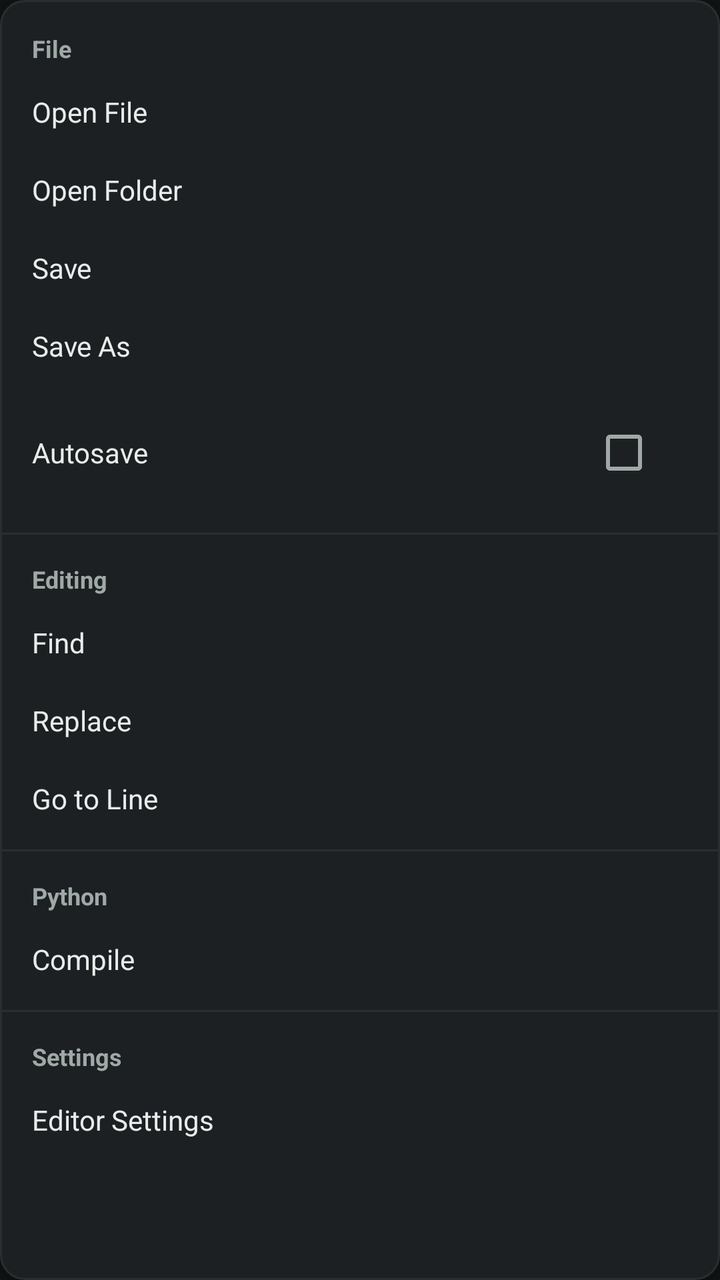
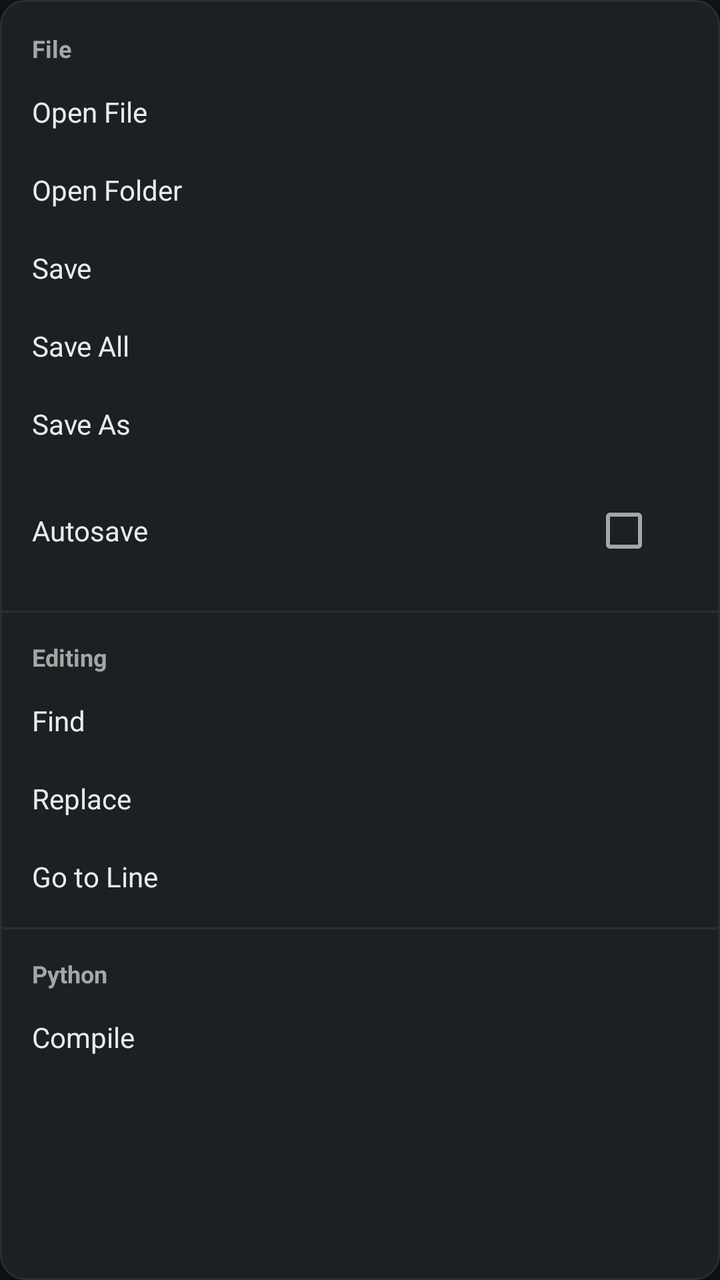

The first picture is an Android layout as it rendered before a commit; the second is the same layout after the commit. The layout source and the unified diff follow.
<!-- AndroidManifest.xml: application theme Theme.PyEdit -->
<!-- res/layout/popup_menu.xml -->
<?xml version="1.0" encoding="utf-8"?>
<LinearLayout xmlns:android="http://schemas.android.com/apk/res/android"
    android:layout_width="wrap_content"
    android:minWidth="200dp"
    android:layout_height="wrap_content"
    android:orientation="vertical"
    android:background="@drawable/popup_bg"
    android:elevation="8dp"
    android:paddingTop="8dp"
    android:paddingBottom="8dp">

    <TextView android:text="@string/menu_file" style="@style/PopupMenuSectionLabel" />
    <TextView android:id="@+id/menu_item_open_file" android:text="@string/open_file" style="@style/PopupMenuItem" />
    <TextView android:id="@+id/menu_item_open_folder" android:text="@string/open_folder" style="@style/PopupMenuItem" />
    <TextView android:id="@+id/menu_item_save" android:text="@string/menu_save" style="@style/PopupMenuItem" />
    <TextView android:id="@+id/menu_item_save_as" android:text="@string/menu_save_as" style="@style/PopupMenuItem" />

    <LinearLayout
        android:id="@+id/menu_item_autosave"
        style="@style/PopupMenuItemRow">
        <TextView
            android:layout_width="0dp"
            android:layout_height="wrap_content"
            android:layout_weight="1"
            android:text="@string/menu_autosave"
            android:textColor="@color/text_normal"
            android:textSize="14sp" />
        
        <CheckBox
            android:id="@+id/checkbox_autosave"
            android:layout_width="wrap_content"
            android:layout_height="wrap_content"
            android:buttonTint="@color/accent_grey" />
    </LinearLayout>

    <View style="@style/PopupMenuDivider" />

    <TextView android:text="@string/menu_editing" style="@style/PopupMenuSectionLabel" />
    <TextView android:id="@+id/menu_item_find" android:text="@string/menu_find" style="@style/PopupMenuItem" />
    <TextView android:id="@+id/menu_item_replace" android:text="@string/menu_replace" style="@style/PopupMenuItem" />
    <TextView android:id="@+id/menu_item_go_to_line" android:text="@string/menu_go_to_line" style="@style/PopupMenuItem" />

    <View style="@style/PopupMenuDivider" />

    <TextView android:text="@string/menu_python" style="@style/PopupMenuSectionLabel" />
    <TextView android:id="@+id/menu_item_compile" android:text="@string/menu_compile" style="@style/PopupMenuItem" />

    <View style="@style/PopupMenuDivider" />

    <TextView android:text="@string/menu_settings" style="@style/PopupMenuSectionLabel" />
    <TextView android:id="@+id/menu_item_editor_settings" android:text="@string/menu_editor_settings" style="@style/PopupMenuItem" />

</LinearLayout>
<!-- resources referenced by this layout -->
<resources>
  <color name="accent_grey">#A0A9A6</color>
  <color name="text_normal">#E8ECEA</color>
  <!-- drawable popup_bg (drawable) -->
  <?xml version="1.0" encoding="utf-8"?>
  <shape xmlns:android="http://schemas.android.com/apk/res/android"
      android:shape="rectangle">
      <solid android:color="@color/popup_background" />
      <corners android:radius="12dp" />
      <stroke
          android:width="1dp"
          android:color="@color/border_divider" />
  </shape>
  <string name="menu_autosave">Autosave</string>
  <string name="menu_compile">Compile</string>
  <string name="menu_editing">Editing</string>
  <string name="menu_editor_settings">Editor Settings</string>
  <string name="menu_file">File</string>
  <string name="menu_find">Find</string>
  <string name="menu_go_to_line">Go to Line</string>
  <string name="menu_python">Python</string>
  <string name="menu_replace">Replace</string>
  <string name="menu_save">Save</string>
  <string name="menu_save_as">Save As</string>
  <string name="menu_settings">Settings</string>
  <string name="open_file">Open File</string>
  <string name="open_folder">Open Folder</string>
  <style name="PopupMenuDivider">
          <item name="android:layout_width">match_parent</item>
          <item name="android:layout_height">1dp</item>
          <item name="android:layout_marginTop">6dp</item>
          <item name="android:layout_marginBottom">6dp</item>
          <item name="android:background">@color/border_divider</item>
      </style>
  <style name="PopupMenuItem">
          <item name="android:layout_width">match_parent</item>
          <item name="android:layout_height">wrap_content</item>
          <item name="android:paddingStart">16dp</item>
          <item name="android:paddingEnd">16dp</item>
          <item name="android:paddingTop">10dp</item>
          <item name="android:paddingBottom">10dp</item>
          <item name="android:textColor">@color/text_normal</item>
          <item name="android:textSize">14sp</item>
          <item name="android:background">?attr/selectableItemBackground</item>
          <item name="android:clickable">true</item>
          <item name="android:focusable">true</item>
      </style>
  <style name="PopupMenuItemRow">
          <item name="android:layout_width">match_parent</item>
          <item name="android:layout_height">wrap_content</item>
          <item name="android:orientation">horizontal</item>
          <item name="android:paddingStart">16dp</item>
          <item name="android:paddingEnd">16dp</item>
          <item name="android:paddingTop">10dp</item>
          <item name="android:paddingBottom">10dp</item>
          <item name="android:gravity">center_vertical</item>
      </style>
  <style name="PopupMenuSectionLabel">
          <item name="android:layout_width">match_parent</item>
          <item name="android:layout_height">wrap_content</item>
          <item name="android:paddingStart">16dp</item>
          <item name="android:paddingEnd">16dp</item>
          <item name="android:paddingTop">8dp</item>
          <item name="android:paddingBottom">4dp</item>
          <item name="android:textColor">@color/accent_grey</item>
          <item name="android:textSize">12sp</item>
          <item name="android:textStyle">bold</item>
      </style>
  <color name="popup_background">#1C2023</color>
  <color name="border_divider">#292F2D</color>
  <color name="mint_primary">#65E6B3</color>
  <color name="topbar_background">#181B1E</color>
  <color name="editor_background">#111315</color>
  <!-- unchanged entries left out for length: 1 -->
</resources>

<!-- the commit's change to res/layout/popup_menu.xml (unified diff, before → after) -->
@@ -13,6 +13,7 @@
     <TextView android:id="@+id/menu_item_open_file" android:text="@string/open_file" style="@style/PopupMenuItem" />
     <TextView android:id="@+id/menu_item_open_folder" android:text="@string/open_folder" style="@style/PopupMenuItem" />
     <TextView android:id="@+id/menu_item_save" android:text="@string/menu_save" style="@style/PopupMenuItem" />
+    <TextView android:id="@+id/menu_item_save_all" android:text="Save All" style="@style/PopupMenuItem" />
     <TextView android:id="@+id/menu_item_save_as" android:text="@string/menu_save_as" style="@style/PopupMenuItem" />
 
     <LinearLayout
@@ -25,7 +26,6 @@
             android:text="@string/menu_autosave"
             android:textColor="@color/text_normal"
             android:textSize="14sp" />
-        
         <CheckBox
             android:id="@+id/checkbox_autosave"
             android:layout_width="wrap_content"
@@ -45,9 +45,4 @@
     <TextView android:text="@string/menu_python" style="@style/PopupMenuSectionLabel" />
     <TextView android:id="@+id/menu_item_compile" android:text="@string/menu_compile" style="@style/PopupMenuItem" />
 
-    <View style="@style/PopupMenuDivider" />
-
-    <TextView android:text="@string/menu_settings" style="@style/PopupMenuSectionLabel" />
-    <TextView android:id="@+id/menu_item_editor_settings" android:text="@string/menu_editor_settings" style="@style/PopupMenuItem" />
-
 </LinearLayout>
<!-- resource entries referenced after the edit -->
@@ -15,7 +15,6 @@
   <string name="menu_autosave">Autosave</string>
   <string name="menu_compile">Compile</string>
   <string name="menu_editing">Editing</string>
-  <string name="menu_editor_settings">Editor Settings</string>
   <string name="menu_file">File</string>
   <string name="menu_find">Find</string>
   <string name="menu_go_to_line">Go to Line</string>
@@ -23,7 +22,6 @@
   <string name="menu_replace">Replace</string>
   <string name="menu_save">Save</string>
   <string name="menu_save_as">Save As</string>
-  <string name="menu_settings">Settings</string>
   <string name="open_file">Open File</string>
   <string name="open_folder">Open Folder</string>
   <style name="PopupMenuDivider">
